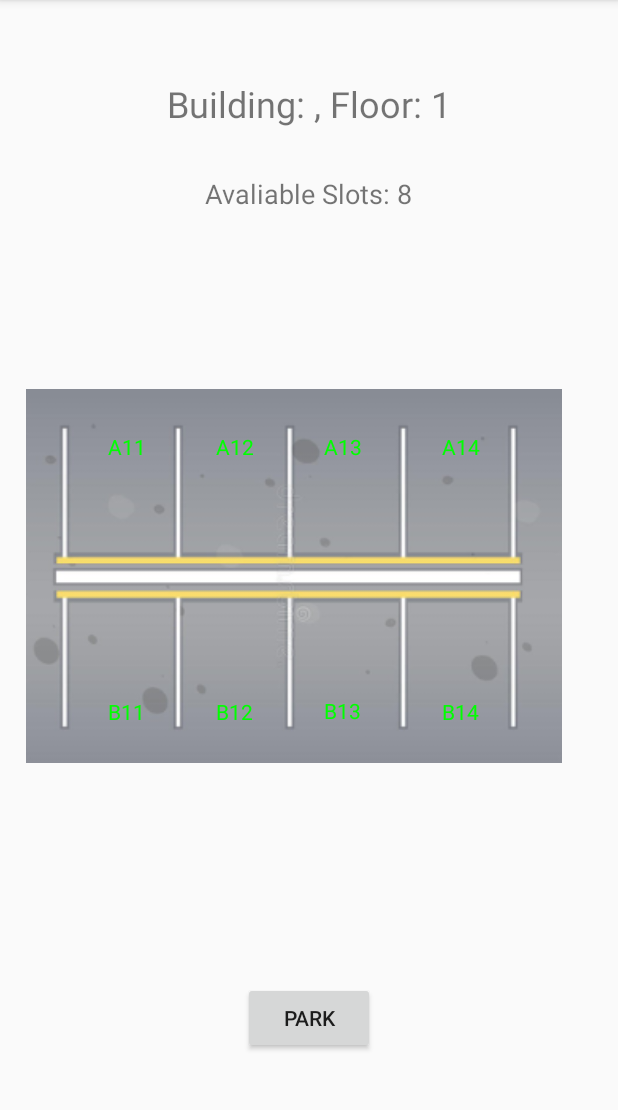
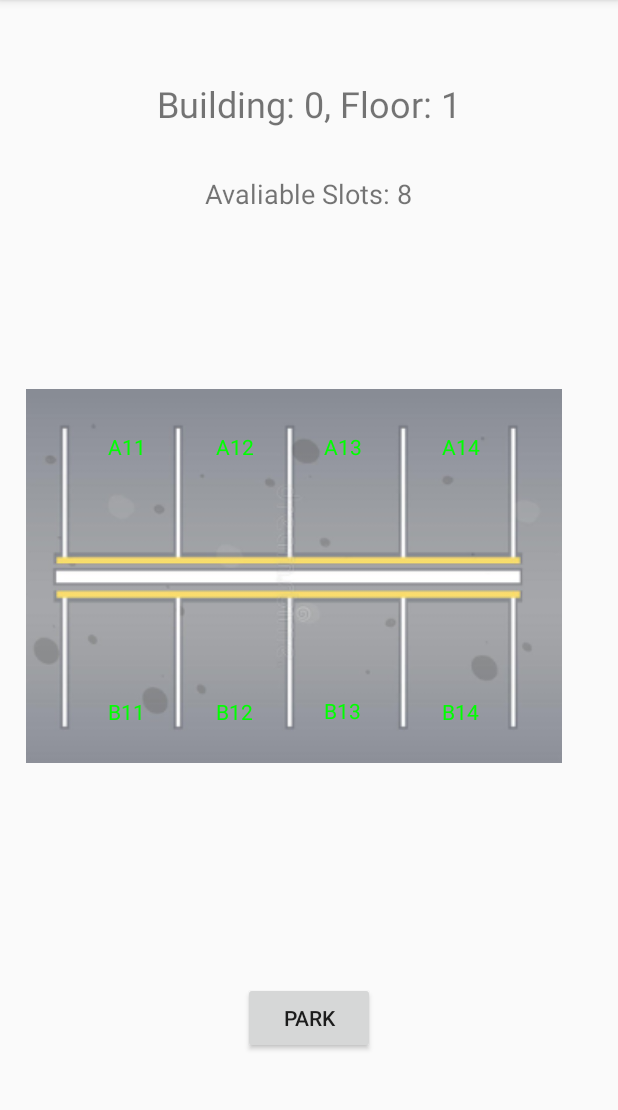
Before and after one commit to boranorben/ParkingFinder, an Android app: the FloorActivity screen opened directly, with no data from a screen before it, after a tap on "1ST FLOOR", on a phone screen of 412 x 824 dp, the part 84-1194 px from its top. Run offline under Robolectric (Android 15) with nearby library versions, the phone set to English and light mode, and no system bars; 3 statements that could not run were skipped.

Commit message:
modify code but still has bugs

```diff
--- a/app/src/main/java/com/example/boranorben/parkingfinder/floor/Floor.kt
+++ b/app/src/main/java/com/example/boranorben/parkingfinder/floor/Floor.kt
@@ -16,9 +16,9 @@ class Floor() : Parcelable {
         var k: Int = 1
         for (i in 1..slotSize) {
             if (i < 5) {
-                slots.add(Slots(("A" + this.floorNum + j++), false))
+                slots.add(Slots(("A" + this.floorNum + j++), 0))
             } else {
-                slots.add(Slots(("B" + this.floorNum + k++), false))
+                slots.add(Slots(("B" + this.floorNum + k++), 0))
             }
         }
     }
--- a/app/src/main/java/com/example/boranorben/parkingfinder/floor/FloorActivity.kt
+++ b/app/src/main/java/com/example/boranorben/parkingfinder/floor/FloorActivity.kt
@@ -13,7 +13,8 @@ import kotlinx.android.synthetic.main.activity_floor.*
 class FloorActivity : AppCompatActivity(), FloorView {
     private lateinit var presenter: FloorPresenter
     private var buttonList: ArrayList<Button> = ArrayList()
-    private var buildingNum: String = ""
+    private lateinit var floorList: ArrayList<Floor>
+    private var buildingNum: Int = 0
 
     override fun onCreate(savedInstanceState: Bundle?) {
         super.onCreate(savedInstanceState)
@@ -47,12 +48,8 @@ class FloorActivity : AppCompatActivity(), FloorView {
 
     override fun display() {
         val extras: Bundle = intent.extras
-        val building: String = extras.getString("buildingNumber")
-        val floorList: ArrayList<Floor> = extras.getParcelableArrayList("floorsList")
-        for (floor in floorList) {
-            println(floor.getEmptySlots())
-        }
-        presenter
+        val building: Int = extras.getInt("buildingNumber")
+        floorList = extras.getParcelableArrayList("floorsList")
         buildingNum = building
         bldgNumber.text = "Building: " + building
         for (i in 0..(floorList.size - 1)) {
@@ -66,12 +63,14 @@ class FloorActivity : AppCompatActivity(), FloorView {
     }
 
     override fun navigateToNextAct(value: Int) {
+//        presenter.getFloorFromList(value, floorList)
         val intent = Intent(this, SlotsActivity::class.java)
         val extras = Bundle()
-        extras.putString("buildingNumber", buildingNum)
-        extras.putString("floorNumber", value.toString())
-        extras.putString("emptySlots", presenter.getEmptySlots())
-        extras.putParcelableArrayList("slotsList", presenter.getSlots())
+        extras.putInt("buildingNumber", buildingNum)
+        extras.putInt("floorNumber", value)
+        extras.putInt("emptySlots", presenter.getEmptySlots())
+        extras.putStringArrayList("idArray", presenter.getSlotId())
+        extras.putIntegerArrayList("statusArray", presenter.getSlotStatus())
         intent.putExtras(extras)
         startActivity(intent)
     }
--- a/app/src/main/java/com/example/boranorben/parkingfinder/floor/FloorPresenter.kt
+++ b/app/src/main/java/com/example/boranorben/parkingfinder/floor/FloorPresenter.kt
@@ -1,6 +1,5 @@
 package com.example.boranorben.parkingfinder.floor
 
-import com.example.boranorben.parkingfinder.home.Building
 import com.example.boranorben.parkingfinder.slots.Slots
 
 class FloorPresenter(val view: FloorView) {
@@ -37,11 +36,31 @@ class FloorPresenter(val view: FloorView) {
         view.navigateToNextAct(floorNum)
     }
 
-    fun getEmptySlots(): String {
-        return floor.getEmptySlots().toString()
+    fun getEmptySlots(): Int {
+        return floor.getEmptySlots()
     }
 
-    fun getSlots(): ArrayList<Slots> {
-        return floor.getAllSlots()
+    fun getSlotId(): ArrayList<String> {
+        var idArray: ArrayList<String> = ArrayList(8)
+        println(floor.getEmptySlots())
+        for (i in 0..7) {
+            println(floor.getAllSlots()[i].getId())
+        }
+        for (i in 0..7) {
+            idArray.add(floor.getAllSlots()[i].getId())
+        }
+        return idArray
     }
+
+    fun getSlotStatus(): ArrayList<Int> {
+        var statusArray: ArrayList<Int> = ArrayList(8)
+        for (i in 0..7) {
+            statusArray.add(floor.getAllSlots()[i].getFull())
+        }
+        return statusArray
+    }
+
+//    fun getFloorFromList(i: Int, list: ArrayList<Floor>) {
+//        this.floor = list[i - 1]
+//    }
 }
--- a/app/src/main/java/com/example/boranorben/parkingfinder/home/Building.kt
+++ b/app/src/main/java/com/example/boranorben/parkingfinder/home/Building.kt
@@ -20,10 +20,11 @@ class Building {
         return this.floors
     }
 
-    fun getEmptySlots(): Int {
+    fun getBldgEmptySlots(): Int {
         for (floor in floors) {
             empty += floor.getEmptySlots()
         }
         return empty
     }
+
 }
--- a/app/src/main/java/com/example/boranorben/parkingfinder/home/HomeActivity.kt
+++ b/app/src/main/java/com/example/boranorben/parkingfinder/home/HomeActivity.kt
@@ -29,7 +29,7 @@ class HomeActivity : AppCompatActivity(), HomeView {
     override fun navigateToNextAct(value: Int) {
         val intent = Intent(this, FloorActivity::class.java)
         val extras = Bundle()
-        extras.putString("buildingNumber", value.toString())
+        extras.putInt("buildingNumber", value)
         extras.putParcelableArrayList("floorsList", presenter.getFloor())
         intent.putExtras(extras)
         startActivity(intent)
--- a/app/src/main/java/com/example/boranorben/parkingfinder/home/HomePresenter.kt
+++ b/app/src/main/java/com/example/boranorben/parkingfinder/home/HomePresenter.kt
@@ -27,12 +27,12 @@ class HomePresenter(val view: HomeView) {
     }
 
     private fun displayFirstBldgSlots() {
-        var string: String = "1st Building: " + home.getBuilding(0).getEmptySlots()
+        var string: String = "1st Building: " + home.getBuilding(0).getBldgEmptySlots()
         view.displayFirstBldgEmptySlots(string)
     }
 
     private fun displaySecondBldgSlots() {
-        var string: String = "2nd Building: " + home.getBuilding(1).getEmptySlots()
+        var string: String = "2nd Building: " + home.getBuilding(1).getBldgEmptySlots()
         view.displaySecondBldgEmptySlots(string)
     }
 
--- a/app/src/main/java/com/example/boranorben/parkingfinder/slots/Slots.kt
+++ b/app/src/main/java/com/example/boranorben/parkingfinder/slots/Slots.kt
@@ -1,53 +1,33 @@
 package com.example.boranorben.parkingfinder.slots
 
-import android.os.Parcel
-import android.os.Parcelable
+class Slots {
+    private var slotId: String = ""
+    private var full: Int = 0
 
-class Slots() : Parcelable {
-    private var slotId: String = ""
-    private var full: Boolean = false
-
-    constructor(id: String, full: Boolean) : this() {
+    constructor(id: String, full: Int) {
         this.slotId = id
         this.full = full
 //        println("id: " + this.slotId + " is full?: " + this.full)
     }
 
     fun isFull(): Boolean {
-        return this.full
+        if (this.full == 1) {
+            return true
+        } else {
+            false
+        }
+        return false
     }
 
     fun setFull() {
-        this.full = true
+        this.full = 1
+    }
+
+    fun getFull(): Int {
+        return this.full
     }
 
     fun getId(): String {
         return this.slotId
     }
-
-    constructor(parcel: Parcel) : this() {
-        slotId = parcel.readString()
-        full = parcel.readByte() != 0.toByte()
-    }
-
-    companion object CREATOR : Parcelable.Creator<Slots> {
-        override fun createFromParcel(parcel: Parcel): Slots {
-            return Slots(parcel)
-        }
-
-        override fun newArray(size: Int): Array<Slots?> {
-            return arrayOfNulls(size)
-        }
-    }
-
-    override fun writeToParcel(dest: Parcel?, flags: Int) {
-        dest?.writeString(this.slotId)
-        dest?.writeByte((if (this.full) 1 else 0).toByte());
-    }
-
-    override fun describeContents(): Int {
-        return 0
-    }
-
-
 }
--- a/app/src/main/java/com/example/boranorben/parkingfinder/slots/SlotsActivity.kt
+++ b/app/src/main/java/com/example/boranorben/parkingfinder/slots/SlotsActivity.kt
@@ -13,6 +13,8 @@ import kotlinx.android.synthetic.main.activity_slots.*
 class SlotsActivity : AppCompatActivity(), SlotsView{
     private lateinit var presenter: SlotsPresenter
     private var slotTextList: ArrayList<TextView> = ArrayList()
+    private lateinit var idArray: ArrayList<String>
+    private lateinit var statusArray: ArrayList<Int>
     private var slotsList: ArrayList<Slots> = ArrayList()
 
     override fun onCreate(savedInstanceState: Bundle?) {
@@ -39,12 +41,19 @@ class SlotsActivity : AppCompatActivity(), SlotsView{
 
     override fun display() {
         val extras: Bundle = intent.extras
-        val building: String = extras.getString("buildingNumber")
-        val floor: String = extras.getString("floorNumber")
-        val empty: String = extras.getString("emptySlots")
-        slotsList = extras.getParcelableArrayList<Slots>("slotsList")
-        location.text = "Building: " + building + ", Floor: " + floor
+        val buildingNum: Int = extras.getInt("buildingNumber")
+        val floorNum: Int = extras.getInt("floorNumber")
+        val empty: Int = extras.getInt("emptySlots")
+        idArray = extras.getStringArrayList("idArray")
+        statusArray = extras.getIntegerArrayList("statusArray")
+        location.text = "Building: " + buildingNum + ", Floor: " + floorNum
         avaliableSlots.text = "Avaliable Slots: " + empty
+    }
+
+    override fun addSlotsList() {
+        for (i in 0..7) {
+            slotsList.add(Slots(idArray[i], statusArray[i]))
+        }
     }
 
     override fun displayStatus() {
--- a/app/src/main/java/com/example/boranorben/parkingfinder/slots/SlotsPresenter.kt
+++ b/app/src/main/java/com/example/boranorben/parkingfinder/slots/SlotsPresenter.kt
@@ -6,6 +6,7 @@ class SlotsPresenter(val view: SlotsView) {
     fun start() {
         view.addTextView()
         view.display()
+        view.addSlotsList()
         view.displayStatus()
     }
 
--- a/app/src/main/java/com/example/boranorben/parkingfinder/slots/SlotsView.kt
+++ b/app/src/main/java/com/example/boranorben/parkingfinder/slots/SlotsView.kt
@@ -3,6 +3,7 @@ package com.example.boranorben.parkingfinder.slots
 interface SlotsView {
     fun addTextView()
     fun display()
+    fun addSlotsList()
     fun displayStatus()
     fun openPopup()
 }
```
